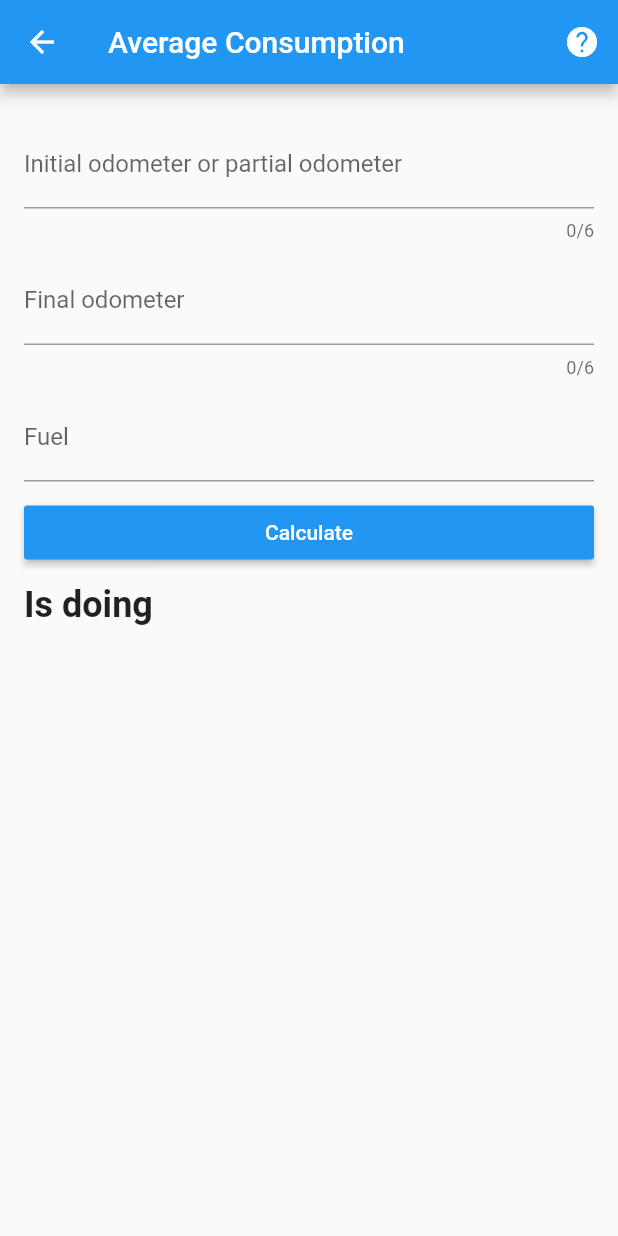
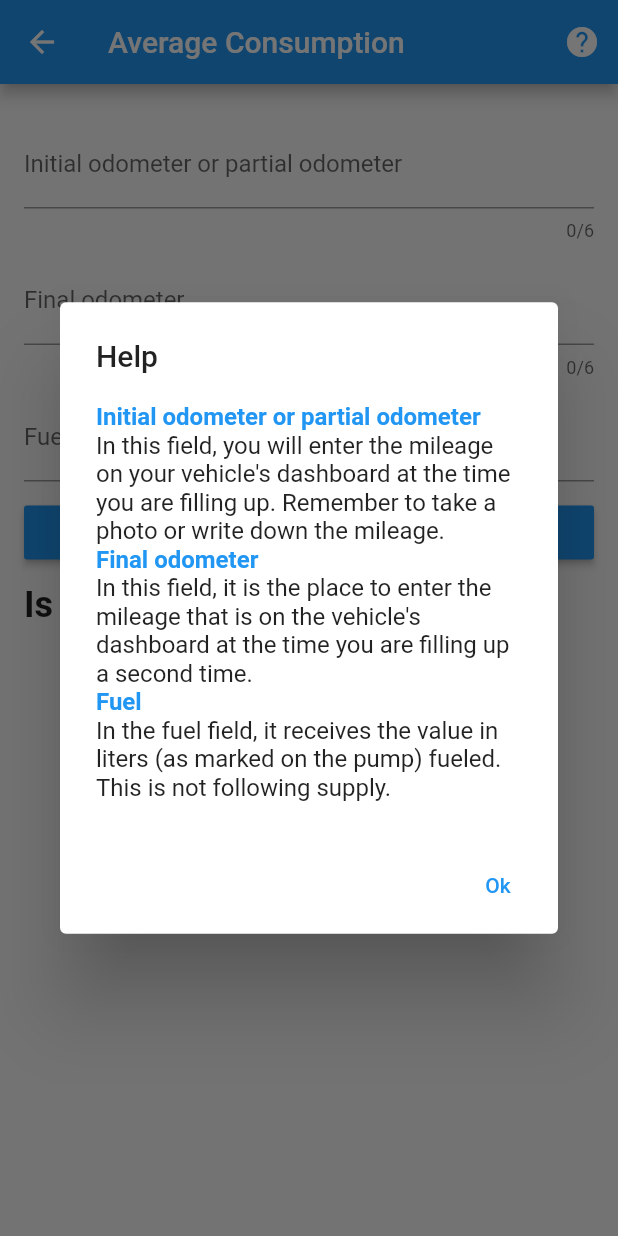
Before and after one commit to EduardoLima03/rigntfuel, a Flutter app: the AverageConsumptionPage screen opened directly, after a tap on the "help" icon, on a phone screen of 412 x 824 dp. Run offline on Flutter 3.47's test engine with Material 2 defaults, Android fonts, the phone set to English and light mode, and no system bars; our stand-ins replace flutter_masked_text.

Commit message:
button help

```diff
--- a/lang/en.json
+++ b/lang/en.json
@@ -16,5 +16,11 @@
     "validation": "Prohibited empty field",
     "validation_2": "the value must be greater than the first field",
     "msg": "Is doing",
-    "coefficient": "Advantage coefficient"
+    "coefficient": "Advantage coefficient",
+    "help_title":"Help",
+    "help_odometer_1":"In this field, you will enter the mileage on your vehicle's dashboard at the time you are filling up. Remember to take a photo or write down the mileage.",
+    "help_odometer_2":"In this field, it is the place to enter the mileage that is on the vehicle's dashboard at the time you are filling up a second time.",
+    "help_fuel":"In the fuel field, it receives the value in liters (as marked on the pump) fueled. This is not following supply.",
+    "help_bifuel":"It's simple, just divide the value of ethanol by gasoline, if the result is less than the chosen coefficient, it pays to supply with ethanol.",
+    "help_bifuel2": "*The coefficient is the difference in performance of your vehicle with each fuel. For new vehicles this coefficient is 75%. In general, the application will use 70%, but you can change at any time."
 }
--- a/lang/es.json
+++ b/lang/es.json
@@ -16,5 +16,12 @@
     "validation": "campo vacío prohibido",
     "validation_2": "el valor debe ser mayor que el primer campo",
     "msg":"está haciendo",
-    "coefficient": "Coeficiente de ventaja"
+    "coefficient": "Coeficiente de ventaja",
+    "help_title":"Ayuda",
+    "help_odometer_1":"Nesse campo, você colocara a quilometragem no painel do seu veículo na hora que estiver abastecendo. Lembre-se de tirar uma foto ou anota a quilometragem.",
+    "help_odometer_2":"En este campo, es el lugar para ingresar el kilometraje que se encuentra en el tablero del vehículo en el momento en que está llenando por segunda vez.",
+    "help_fuel":"En el campo de combustible, recibe el valor en litros (como está marcado en la bomba) alimentado. Esto no sigue el suministro.",
+    "help_bifuel":"Es simple, solo divida el valor del etanol por la gasolina, si el resultado es menor que el coeficiente elegido, vale la pena suministrar etanol.",
+    "help_bifuel2": "* El coeficiente es la diferencia en el desempeño de su vehículo con cada combustible. Para vehículos nuevos, este coeficiente es del 75%. En general, la aplicación utilizará el 70%, pero puedes cambiar en cualquier momento."
+
 }
--- a/lang/pt.json
+++ b/lang/pt.json
@@ -16,5 +16,11 @@
     "validation": "proibido campo vazio",
     "validation_2": "o valor têm que ser maior que o primeiro campo",
     "msg": "está fazendo",
-    "coefficient":"Coeficiente de vantagem"
+    "coefficient":"Coeficiente de vantagem",
+    "help_title":"Ajuda",
+    "help_odometer_1":"Nesse campo, você colocara a quilometragem no painel do seu veículo na hora que estiver abastecendo. Lembre-se de tirar uma foto ou anota a quilometragem.",
+    "help_odometer_2":"Nesse campo, é o local para colocar a quilometragem que está no painel do veículo na hora que você estiver abastecendo pela segunda vez.",
+    "help_fuel":"No campo combustível recebe o valor em litros (do jeito que marca na bomba) abastecido. Isso no seguindo abastecimento.",
+    "help_bifuel":"É coisa simples, é só dividir o valor do etanol pela da gasolina, se o resultado for menor que o coeficiente escolhido, compensa abastece com etanol.",
+    "help_bifuel2": "*O coeficiente é a diferença de desempenho do seu veículo com cada combustível. Para veículos novos esse coeficiente de 75%. De forma geral, o aplicativo usará 70%, mas você pode mudar a qualquer momento."
 }
--- a/lib/views/average_consumption_page.dart
+++ b/lib/views/average_consumption_page.dart
@@ -46,10 +46,59 @@ class _AverageConsumptionPageState extends State<AverageConsumptionPage> {
 
   @override
   Widget build(BuildContext context) {
+    Future<void> _showMyDialog() async {
+      return showDialog(
+          context: context,
+          barrierDismissible: false,
+          builder: (BuildContext context) {
+            return AlertDialog(
+              title: Text(AppLocalizations.of(context).translate('help_title')),
+              content: SingleChildScrollView(
+                child: ListBody(
+                  children: [
+                    Text(
+                      AppLocalizations.of(context).translate('odometer_1'),
+                      style: TextStyle(
+                        color: Theme.of(context).primaryColor,
+                        fontWeight: FontWeight.bold,
+                      ),
+                    ),
+                    Text(AppLocalizations.of(context)
+                        .translate('help_odometer_1')),
+                    Text(
+                      AppLocalizations.of(context).translate('odometer_2'),
+                      style: TextStyle(
+                        color: Theme.of(context).primaryColor,
+                        fontWeight: FontWeight.bold,
+                      ),
+                    ),
+                    Text(AppLocalizations.of(context)
+                        .translate('help_odometer_2')),
+                    Text(
+                      AppLocalizations.of(context).translate('fuel'),
+                      style: TextStyle(
+                        color: Theme.of(context).primaryColor,
+                        fontWeight: FontWeight.bold,
+                      ),
+                    ),
+                    Text(AppLocalizations.of(context).translate('help_fuel')),
+                  ],
+                ),
+              ),
+              actions: [
+                TextButton(
+                  child: Text("Ok"),
+                  onPressed: () => Navigator.of(context).pop(),
+                ),
+              ],
+            );
+          });
+    }
+
     return Scaffold(
       appBar: AppBar(
         title: Text(AppLocalizations.of(context).translate('consumption')),
-        actions: [IconButton(icon: Icon(Icons.help), onPressed: () {})],
+        actions: [IconButton(icon: Icon(Icons.help), onPressed: _showMyDialog)],
       ),
       body: Scrollbar(
         child: SingleChildScrollView(
```
Also changed, not shown: lib/views/bi_fuel_page.dart (+30 -1 lines), lib/views/custom_button.dart (deleted, +0 -30 lines), assets/01.png (added), 1 other file.
